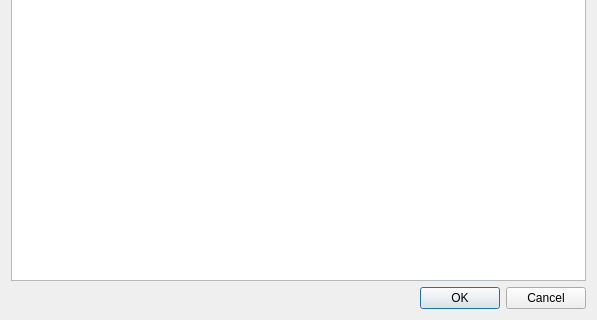
The window that src/ui/adjustueffoverkbgedialog.ui (echmet/PeakMasterNG) describes before a commit, drawn with Qt 5; both pictures show x 0 to 597 and y 152 to 472 of the 597 by 472 pixel window.
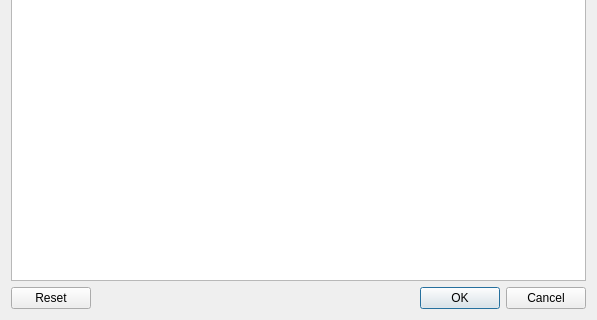
The same window after the commit. Custom widgets are drawn as their Qt base class.

Commit message: Add a button to reset concentrations in uEffOverkBGE dialog

```diff
--- a/src/ui/adjustueffoverkbgedialog.ui
+++ b/src/ui/adjustueffoverkbgedialog.ui
@@ -32,23 +32,10 @@
    </item>
    <item>
     <layout class="QHBoxLayout" name="horizontalLayout">
-     <item>
-      <spacer name="horizontalSpacer">
-       <property name="orientation">
-        <enum>Qt::Horizontal</enum>
-       </property>
-       <property name="sizeHint" stdset="0">
-        <size>
-         <width>40</width>
-         <height>20</height>
-        </size>
-       </property>
-      </spacer>
-     </item>
      <item>
       <widget class="QDialogButtonBox" name="buttonBox">
        <property name="standardButtons">
-        <set>QDialogButtonBox::Cancel|QDialogButtonBox::Ok</set>
+        <set>QDialogButtonBox::Cancel|QDialogButtonBox::Ok|QDialogButtonBox::Reset</set>
        </property>
       </widget>
      </item>
```
The commit also changes 2 other files.
